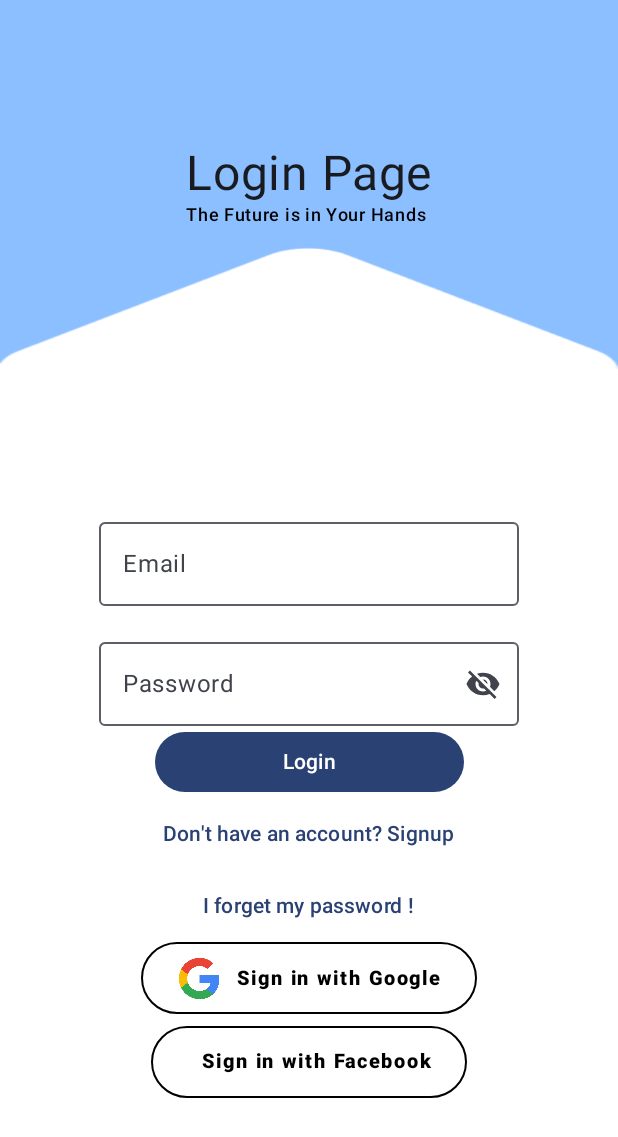
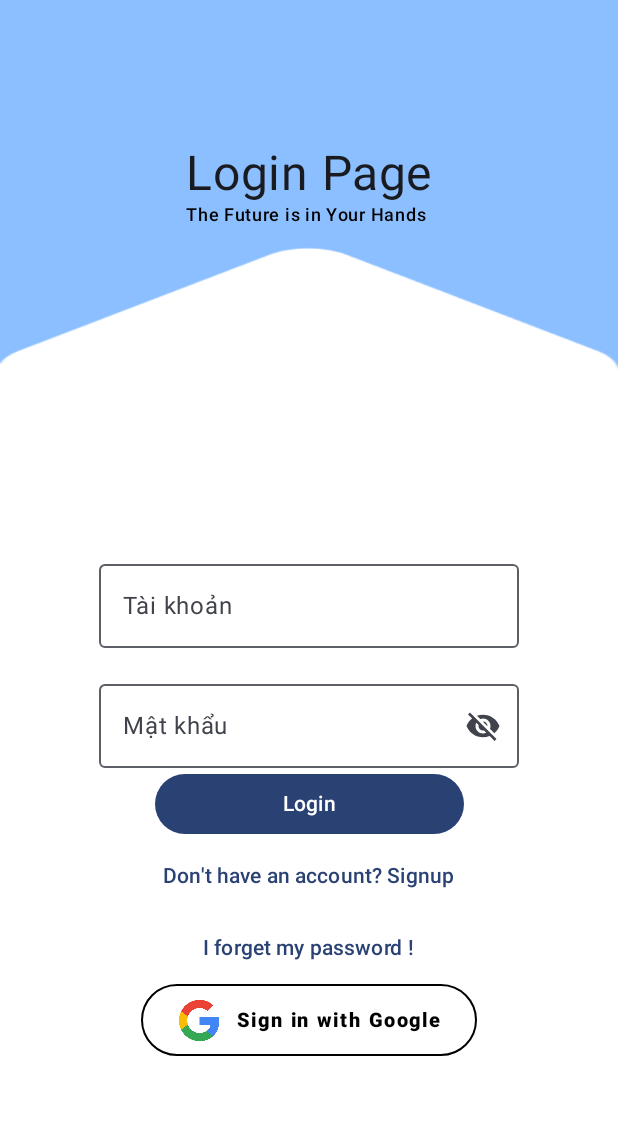
Before and after one commit to NguyenAnhkk/projectDemo, an Android app built with Jetpack Compose: the screen it shows after launch (MainActivity), on a phone screen of 412 x 824 dp. Shown: the top 1137 px of the screen. Run offline under Robolectric (Android 15) with nearby library versions, the phone set to English and light mode, and no system bars; our stand-ins replace Firebase (no records; nobody signed in at launch, a user with empty details on screens opened directly), livedata-compose; libraries missing offline, so code that uses them is left out: com.facebook, com.facebook.login; 2 statements that could not run were skipped.

Commit message:
changes project base

```diff
--- a/app/src/main/java/com/example/projectdemo/pages/map/MapUtils.kt
+++ b/app/src/main/java/com/example/projectdemo/pages/map/MapUtils.kt
@@ -15,6 +15,7 @@ import androidx.compose.foundation.layout.fillMaxSize
 import androidx.compose.material3.Button
 import androidx.compose.material3.Text
 import androidx.compose.runtime.*
+import androidx.compose.runtime.saveable.rememberSaveable
 import androidx.compose.ui.Alignment
 import androidx.compose.ui.Modifier
 import androidx.compose.ui.graphics.Color
@@ -119,7 +120,7 @@ class MapUtils(private val context: Context) {
             camerapositionState.animate(CameraUpdateFactory.newLatLngZoom(currentLocation, 15f))
         }
         val currentContext = LocalContext.current
-        var currentLocation by remember { mutableStateOf(LatLng(21.0278, 105.8342)) }
+        var currentLocation by rememberSaveable { mutableStateOf(LatLng(21.0278, 105.8342)) }
         val fusedLocationClient = LocationServices.getFusedLocationProviderClient(currentContext)
         val clipboardManager = LocalClipboardManager.current
         val launchMultiplePermissions = rememberLauncherForActivityResult(
@@ -133,8 +134,6 @@ class MapUtils(private val context: Context) {
                 Toast.makeText(currentContext, "Permissions not granted", Toast.LENGTH_SHORT).show()
             }
         }
-
-
         Box(modifier = Modifier.fillMaxSize()) {
             GoogleMap(
                 modifier = Modifier.fillMaxSize(),
--- a/app/src/main/java/com/example/projectdemo/pages/screen/LoginPage.kt
+++ b/app/src/main/java/com/example/projectdemo/pages/screen/LoginPage.kt
@@ -239,13 +239,13 @@ fun LoginPage(
                     OutlinedTextField(
                         value = email,
                         onValueChange = { email = it },
-                        label = { Text(text = "Email") }
+                        label = { Text(text = "Tài khoản") }
                     )
                     Spacer(modifier = Modifier.height(16.dp))
                     OutlinedTextField(
                         value = password,
                         onValueChange = { password = it },
-                        label = { Text(text = "Password") },
+                        label = { Text(text = "Mật khẩu") },
                         // Show hide password bằng icon
                         trailingIcon = {
                             IconButton(onClick = { passwordVisibility = !passwordVisibility }) {
@@ -308,34 +308,34 @@ fun LoginPage(
                             navController.navigate("home")
                         }
                     }
-                    Spacer(modifier = Modifier.height(8.dp))
-                    Column {
-                        Button(
-                            onClick = {
-                                loginWithFacebook(
-                                    context as ComponentActivity,
-                                    callbackManager,
-                                    navController
-                                )
-                            }, colors = ButtonDefaults.buttonColors(Color.White),
-                            modifier = Modifier.border(
-                                BorderStroke(1.dp, color = Color.Black),
-                                CircleShape
-                            )
-                        ) {
-                            Row(verticalAlignment = Alignment.CenterVertically) {
-                                Spacer(modifier = Modifier.width(10.dp))
-                                Text(
-                                    text = "Sign in with Facebook",
-                                    fontFamily = FontFamily.SansSerif,
-                                    fontWeight = FontWeight.ExtraBold,
-                                    fontSize = 13.sp,
-                                    letterSpacing = 0.1.em,
-                                    color = Color.Black
-                                )
-                            }
-                        }
-                    }
+//                    Spacer(modifier = Modifier.height(8.dp))
+//                    Column {
+//                        Button(
+//                            onClick = {
+//                                loginWithFacebook(
+//                                    context as ComponentActivity,
+//                                    callbackManager,
+//                                    navController
+//                                )
+//                            }, colors = ButtonDefaults.buttonColors(Color.White),
+//                            modifier = Modifier.border(
+//                                BorderStroke(1.dp, color = Color.Black),
+//                                CircleShape
+//                            )
+//                        ) {
+//                            Row(verticalAlignment = Alignment.CenterVertically) {
+//                                Spacer(modifier = Modifier.width(10.dp))
+//                                Text(
+//                                    text = "Sign in with Facebook",
+//                                    fontFamily = FontFamily.SansSerif,
+//                                    fontWeight = FontWeight.ExtraBold,
+//                                    fontSize = 13.sp,
+//                                    letterSpacing = 0.1.em,
+//                                    color = Color.Black
+//                                )
+//                            }
+//                        }
+//                    }
 
 
                 }
--- a/app/src/main/java/com/example/projectdemo/viewdata/Profile.kt
+++ b/app/src/main/java/com/example/projectdemo/pages/screen/Profile.kt
@@ -1,4 +1,4 @@
-package com.example.projectdemo.viewdata
+package com.example.projectdemo.pages.screen
 
 import android.annotation.SuppressLint
 import android.graphics.drawable.Icon
@@ -81,7 +81,7 @@ fun Profile(
         bottomBar = {
             BottomAppBar(
                 modifier.clip(RoundedCornerShape(topEnd = 30.dp, topStart = 30.dp)),
-                containerColor = Color(0xFFFF9800)
+                containerColor = Color(0xFFdab5f5)
             ) {
                 Row(
                     modifier.fillMaxWidth(),
@@ -94,7 +94,7 @@ fun Profile(
                     }
                     FloatingActionButton(
                         onClick = { navController.navigate("users") },
-                        containerColor = Color(0xFFf214fa)
+                        containerColor = Color(0xFFeffcc2)
                     ) {
 
                         Icon(
--- a/app/src/main/java/com/example/projectdemo/ui/theme/MyAppNavigation.kt
+++ b/app/src/main/java/com/example/projectdemo/ui/theme/MyAppNavigation.kt
@@ -13,7 +13,7 @@ import androidx.navigation.compose.rememberNavController
 import androidx.navigation.navArgument
 import com.example.projectdemo.pages.forgotpassword.ForgotPasswordScreen
 import com.example.projectdemo.pages.forgotpassword.PasswordResetViewModel
-import com.example.projectdemo.viewdata.Profile
+import com.example.projectdemo.pages.screen.Profile
 import com.example.projectdemo.pages.screen.Users
 import com.example.projectdemo.viewdata.CourseDetailsActivity
 import com.example.projectdemo.viewdata.UpdateDataScreen
```
Also changed, not shown: app/src/main/java/com/example/projectdemo/pages/screen/Users.kt (+27 -9 lines).
